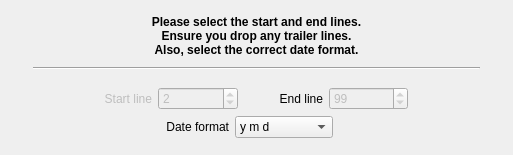
Old version of the form kmymoney/plugins/csvimport/lines-datewizardpage.ui in the repository KDE/kmymoney.
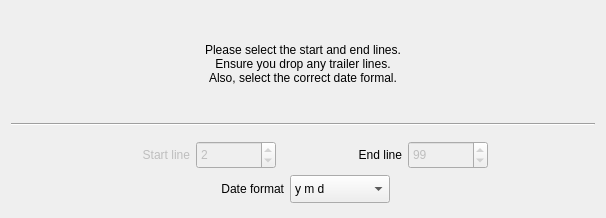
New version of the form. Custom widgets are drawn as their Qt base class.

Diff of the .ui file:
```diff
--- a/kmymoney/plugins/csvimport/lines-datewizardpage.ui
+++ b/kmymoney/plugins/csvimport/lines-datewizardpage.ui
@@ -6,47 +6,61 @@
    <rect>
     <x>0</x>
     <y>0</y>
-    <width>513</width>
-    <height>155</height>
+    <width>606</width>
+    <height>218</height>
    </rect>
   </property>
   <property name="sizePolicy">
-   <sizepolicy hsizetype="Preferred" vsizetype="Preferred">
+   <sizepolicy hsizetype="Minimum" vsizetype="Minimum">
     <horstretch>0</horstretch>
     <verstretch>0</verstretch>
    </sizepolicy>
   </property>
+  <property name="minimumSize">
+   <size>
+    <width>606</width>
+    <height>0</height>
+   </size>
+  </property>
+  <property name="maximumSize">
+   <size>
+    <width>16777215</width>
+    <height>16777215</height>
+   </size>
+  </property>
   <property name="windowTitle">
    <string>Lines-Date Wizard Page</string>
   </property>
-  <layout class="QHBoxLayout" name="horizontalLayout_2" stretch="5,100,5">
+  <layout class="QHBoxLayout" name="horizontalLayout_2">
+   <property name="spacing">
+    <number>-1</number>
+   </property>
+   <property name="sizeConstraint">
+    <enum>QLayout::SetDefaultConstraint</enum>
+   </property>
    <item>
-    <spacer name="horizontalSpacer">
-     <property name="orientation">
-      <enum>Qt::Horizontal</enum>
+    <layout class="QVBoxLayout" name="verticalLayout" stretch="25,1,1,15,15,1">
+     <property name="sizeConstraint">
+      <enum>QLayout::SetFixedSize</enum>
      </property>
-     <property name="sizeHint" stdset="0">
-      <size>
-       <width>0</width>
-       <height>13</height>
-      </size>
-     </property>
-    </spacer>
-   </item>
-   <item>
-    <layout class="QVBoxLayout" name="verticalLayout" stretch="25,3,3,15,15,3">
      <item>
       <widget class="QLabel" name="label">
+       <property name="maximumSize">
+        <size>
+         <width>16777215</width>
+         <height>16777215</height>
+        </size>
+       </property>
        <property name="font">
         <font>
-         <weight>75</weight>
-         <bold>true</bold>
+         <weight>50</weight>
+         <bold>false</bold>
         </font>
        </property>
        <property name="text">
         <string>Please select the start and end lines.
 Ensure you drop any trailer lines.
-Also, select the correct date format.</string>
+Also, select the correct date formal.</string>
        </property>
        <property name="alignment">
         <set>Qt::AlignCenter</set>
@@ -112,6 +126,24 @@
          <property name="enabled">
           <bool>false</bool>
          </property>
+         <property name="sizePolicy">
+          <sizepolicy hsizetype="Minimum" vsizetype="Minimum">
+           <horstretch>0</horstretch>
+           <verstretch>0</verstretch>
+          </sizepolicy>
+         </property>
+         <property name="minimumSize">
+          <size>
+           <width>80</width>
+           <height>28</height>
+          </size>
+         </property>
+         <property name="maximumSize">
+          <size>
+           <width>75</width>
+           <height>16777215</height>
+          </size>
+         </property>
          <property name="toolTip">
           <string>Enter the number of the first transaction line.
 Will not accept value greater than the End Line value.</string>
@@ -142,6 +174,18 @@
          <property name="enabled">
           <bool>false</bool>
          </property>
+         <property name="minimumSize">
+          <size>
+           <width>80</width>
+           <height>28</height>
+          </size>
+         </property>
+         <property name="maximumSize">
+          <size>
+           <width>75</width>
+           <height>16777215</height>
+          </size>
+         </property>
          <property name="toolTip">
           <string>Enter the number of the last transaction line.
 Will not accept value less than Start Line value.</string>
@@ -205,6 +249,18 @@
        </item>
        <item>
         <widget class="KComboBox" name="comboBox_dateFormat">
+         <property name="minimumSize">
+          <size>
+           <width>100</width>
+           <height>28</height>
+          </size>
+         </property>
+         <property name="maximumSize">
+          <size>
+           <width>90</width>
+           <height>16777215</height>
+          </size>
+         </property>
          <item>
           <property name="text">
            <string comment="abbreviation of 'year', 'month', 'day'.">y m d</string>
@@ -252,19 +308,6 @@
      </item>
     </layout>
    </item>
-   <item>
-    <spacer name="horizontalSpacer_2">
-     <property name="orientation">
-      <enum>Qt::Horizontal</enum>
-     </property>
-     <property name="sizeHint" stdset="0">
-      <size>
-       <width>0</width>
-       <height>13</height>
-      </size>
-     </property>
-    </spacer>
-   </item>
   </layout>
  </widget>
  <customwidgets>
```
